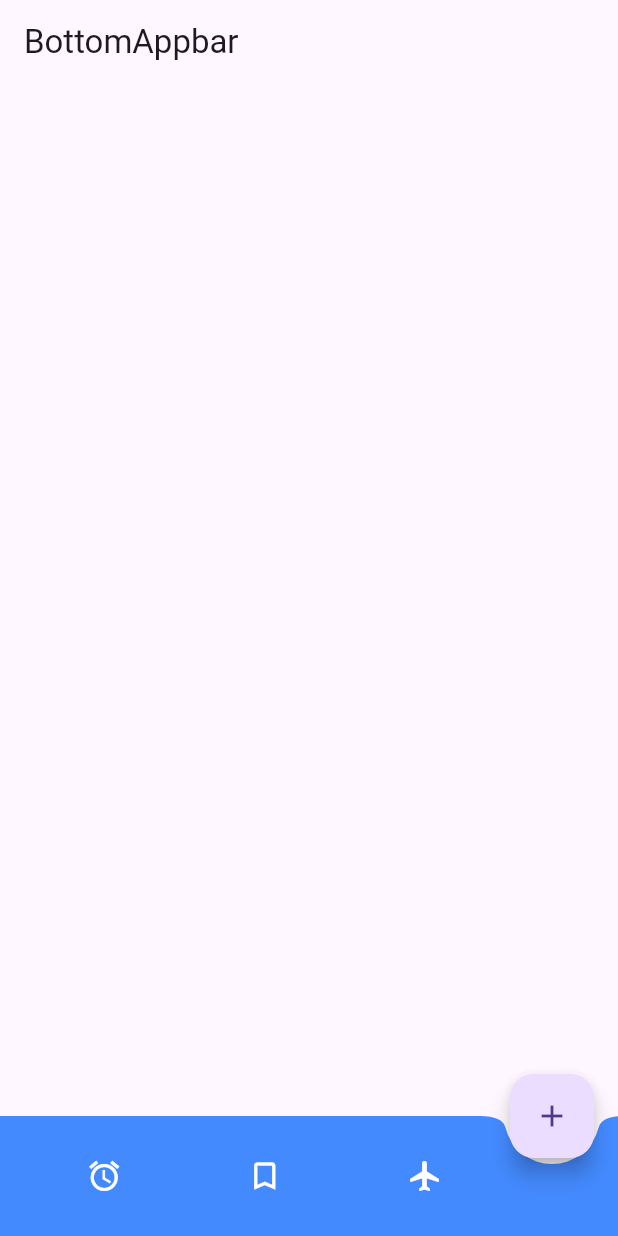
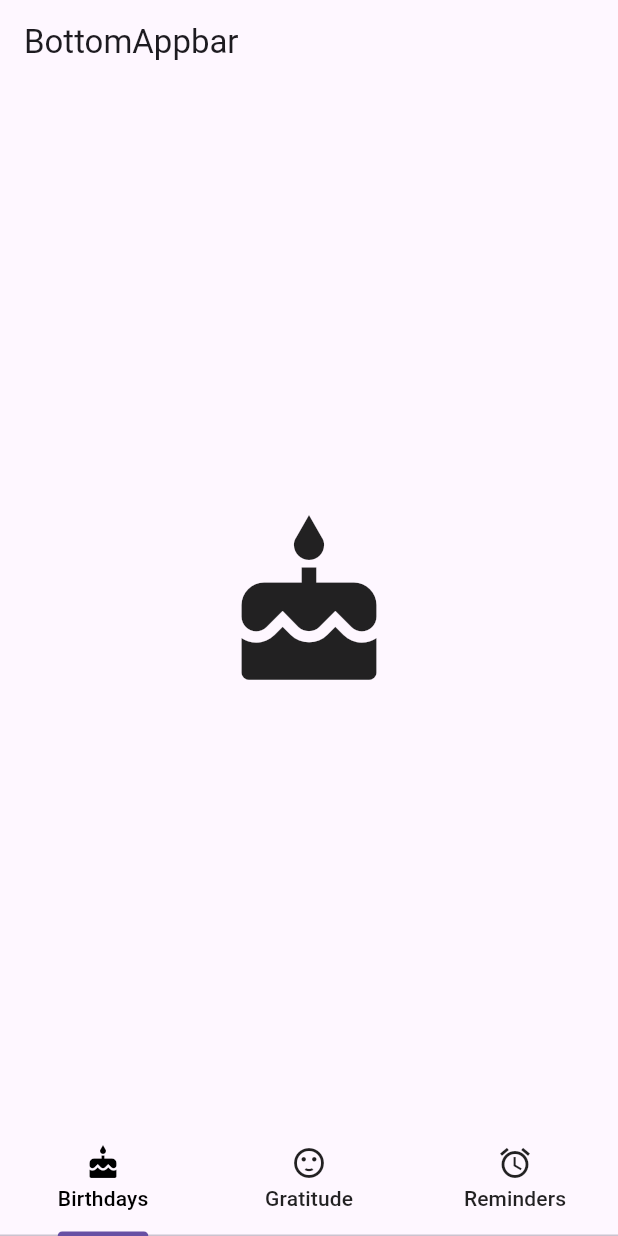
Before and after one commit to hatealx/ftest, a Flutter app: the screen it shows after launch, on a phone screen of 412 x 824 dp. Run offline on Flutter 3.47's test engine with Material 3 defaults, Android fonts, the light colour scheme and no system bars.

Commit message:
learned about how to use TabBar with tabBarView and how to connect them using a tabBarContorller which is creater using tickerproviderstatemixin associated with the state class

```diff
--- /dev/null
+++ b/lib/pages/birthdays.dart
@@ -0,0 +1,18 @@
+
+import 'package:flutter/material.dart';
+
+class Birthdays extends StatelessWidget {
+  const Birthdays({super.key});
+
+  @override
+  Widget build(BuildContext context) {
+    return Scaffold(
+      body: Center(
+        child: Icon(
+          Icons.cake,
+          size: 120.0,
+        ),
+      ),
+    );
+  }
+}
--- a/lib/pages/home.dart
+++ b/lib/pages/home.dart
@@ -1,4 +1,7 @@
 import 'package:flutter/material.dart';
+import 'package:ftest/pages/birthdays.dart';
+import 'package:ftest/pages/gratitude.dart';
+import 'package:ftest/pages/reminders.dart';
 
 
 
@@ -7,9 +10,30 @@ class Home extends StatefulWidget {
   State<Home> createState() => _HomeState();
 }
 
-class _HomeState extends State<Home> {
+class _HomeState extends State<Home> with SingleTickerProviderStateMixin {
+  late TabController _tabController;
 
 
+  @override
+  void initState() {
+    // TODO: implement initState
+    super.initState();
+    _tabController = TabController(length: 3, vsync: this);
+    _tabController.addListener(_tabChanged);
+
+  }
+  @override
+  void dispose()
+  {
+      super.dispose();
+      _tabController.dispose();
+
+  }
+  void _tabChanged(){
+    if (_tabController.indexIsChanging){
+      print("tabChanged: ${_tabController.index}");
+    }
+  }
   @override
   Widget build(BuildContext context) {
     return Scaffold(
@@ -17,47 +41,39 @@ class _HomeState extends State<Home> {
         title: const Text("BottomAppbar"),
       ),
       body:SafeArea(
-        child:Container(
+        child:TabBarView(
+          controller: _tabController,
+        children: [
+          Birthdays(),
+          Gratitude(),
+          Reminders(),
+        ]
+        )
+      ),
 
+      bottomNavigationBar: SafeArea(
+
+        child: TabBar(
+          controller: _tabController,
+          labelColor: Colors.black,
+          unselectedLabelColor: Colors.black87,
+          tabs: const [
+            Tab(
+              icon: Icon(Icons.cake),
+              text: "Birthdays",
+            ),
+            Tab(
+              icon: Icon(Icons.sentiment_satisfied),
+              text: "Gratitude",
+            ),
+            Tab(
+              icon: Icon(Icons.access_alarm),
+              text: "Reminders",
+            )
+          ],
+          )
         )
 
-
-      ),
-      floatingActionButtonLocation: FloatingActionButtonLocation.endDocked,
-      floatingActionButton: FloatingActionButton(
-        onPressed: () {
-      },
-      child: const Icon(Icons.add),
-      ),
-      bottomNavigationBar: BottomAppBar(
-        shape: CircularNotchedRectangle(),
-        color: Colors.blueAccent,
-
-        child: Row(
-          mainAxisAlignment: MainAxisAlignment.spaceAround,
-          children: [
-            IconButton(
-              onPressed: (){},
-              icon: const Icon(
-                Icons.access_alarm),
-                color: Colors.white
-              ),
-               IconButton(
-              onPressed: (){},
-              icon: const Icon(
-                Icons.bookmark_border),
-                color: Colors.white
-              ),
-               IconButton(
-              onPressed: (){},
-              icon: const Icon(
-                Icons.flight),
-                color: Colors.white
-              ),
-              Divider()
-          ],
-        ),
-      ),
 
     );
 
```
Also changed, not shown: lib/pages/gratitude.dart (added, +17 -0 lines), lib/pages/reminders.dart (added, +17 -0 lines).
